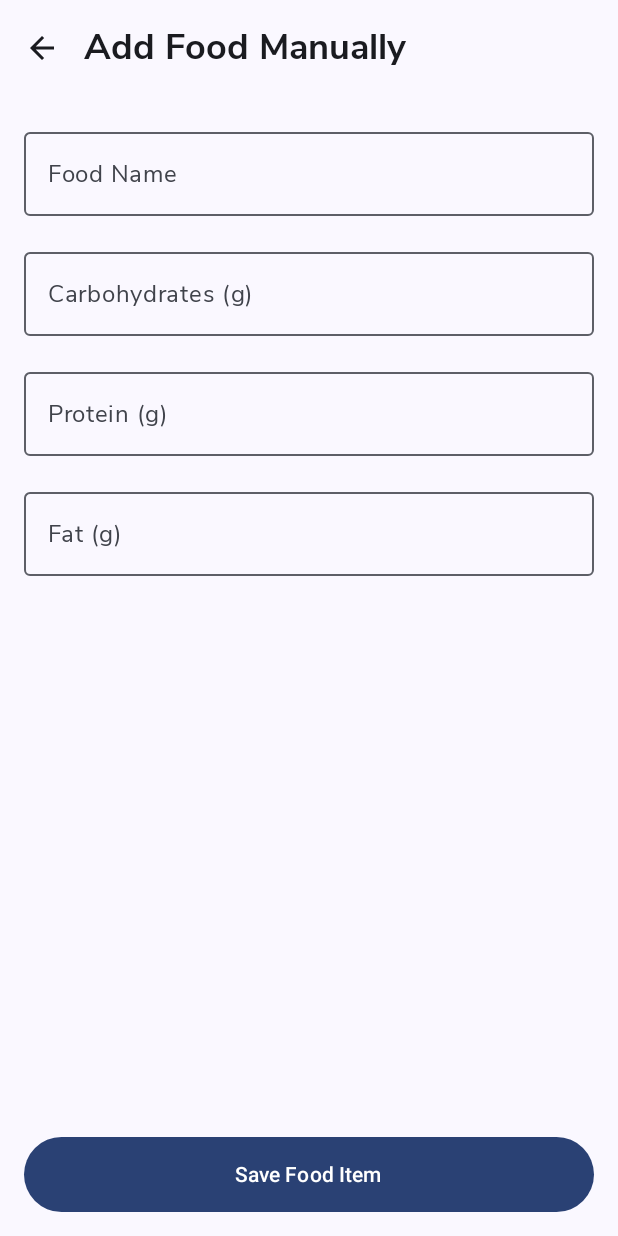
After one commit to sinichi449/NutritientTracker, an Android app built with Jetpack Compose: the composable AddFoodScreen shown on its own in the app's theme, on a phone screen of 412 x 824 dp. The commit adds this screen. Run offline under Robolectric (Android 15) with nearby library versions, the phone set to English and light mode, and no system bars.

Commit message:
functional add manual food item

```diff
--- a/app/src/main/java/net/sinichi/nutritienttracker/presentation/ui/States.kt
+++ b/app/src/main/java/net/sinichi/nutritienttracker/presentation/states/HomeStates.kt
@@ -1,4 +1,4 @@
-package net.sinichi.nutritienttracker.presentation.ui
+package net.sinichi.nutritienttracker.presentation.states
 
 import net.sinichi.nutritienttracker.core.entities.MacroNutrientInfo
 import net.sinichi.nutritienttracker.core.entities.RecentFoodItems
@@ -11,3 +11,11 @@ data class HomeUiState(
     val recentFoods: List<RecentFoodItems> = emptyList(),
     val isLoading: Boolean = true
 )
+
+// Data class to hold the state of the input fields
+data class AddFoodUiState(
+    val name: String = "",
+    val carbs: String = "",
+    val protein: String = "",
+    val fat: String = ""
+)
--- /dev/null
+++ b/app/src/main/java/net/sinichi/nutritienttracker/presentation/ui/screens/AddFoodScreen.kt
@@ -0,0 +1,101 @@
+package net.sinichi.nutritienttracker.presentation.ui.screens
+
+import androidx.compose.foundation.layout.Arrangement
+import androidx.compose.foundation.layout.Column
+import androidx.compose.foundation.layout.Spacer
+import androidx.compose.foundation.layout.fillMaxSize
+import androidx.compose.foundation.layout.fillMaxWidth
+import androidx.compose.foundation.layout.height
+import androidx.compose.foundation.layout.padding
+import androidx.compose.foundation.text.KeyboardOptions
+import androidx.compose.material.icons.Icons
+import androidx.compose.material.icons.automirrored.filled.ArrowBack
+import androidx.compose.material3.Button
+import androidx.compose.material3.ExperimentalMaterial3Api
+import androidx.compose.material3.Icon
+import androidx.compose.material3.IconButton
+import androidx.compose.material3.OutlinedTextField
+import androidx.compose.material3.Scaffold
+import androidx.compose.material3.Text
+import androidx.compose.material3.TopAppBar
+import androidx.compose.runtime.Composable
+import androidx.compose.ui.Modifier
+import androidx.compose.ui.text.input.KeyboardType
+import androidx.compose.ui.unit.dp
+import net.sinichi.nutritienttracker.presentation.states.AddFoodUiState
+
+@OptIn(ExperimentalMaterial3Api::class)
+@Composable
+fun AddFoodScreen(
+    uiState: AddFoodUiState,
+    onNameChange: (String) -> Unit,
+    onCarbsChange: (String) -> Unit,
+    onProteinChange: (String) -> Unit,
+    onFatChange: (String) -> Unit,
+    onSaveClick: () -> Unit,
+    onNavigateBack: () -> Unit
+) {
+    Scaffold(
+        topBar = {
+            TopAppBar(
+                title = { Text("Add Food Manually") },
+                navigationIcon = {
+                    IconButton(onClick = onNavigateBack) {
+                        Icon(
+                            imageVector = Icons.AutoMirrored.Filled.ArrowBack,
+                            contentDescription = "Back"
+                        )
+                    }
+                }
+            )
+        }
+    ) { paddingValues ->
+        Column(
+            modifier = Modifier
+                .padding(paddingValues)
+                .padding(16.dp)
+                .fillMaxSize(),
+            verticalArrangement = Arrangement.spacedBy(16.dp)
+        ) {
+            OutlinedTextField(
+                value = uiState.name,
+                onValueChange = onNameChange,
+                label = { Text("Food Name") },
+                modifier = Modifier.fillMaxWidth()
+            )
+            OutlinedTextField(
+                value = uiState.carbs,
+                onValueChange = onCarbsChange,
+                label = { Text("Carbohydrates (g)") },
+                keyboardOptions = KeyboardOptions(keyboardType = KeyboardType.Number),
+                modifier = Modifier.fillMaxWidth()
+            )
+            OutlinedTextField(
+                value = uiState.protein,
+                onValueChange = onProteinChange,
+                label = { Text("Protein (g)") },
+                keyboardOptions = KeyboardOptions(keyboardType = KeyboardType.Number),
+                modifier = Modifier.fillMaxWidth()
+            )
+            OutlinedTextField(
+                value = uiState.fat,
+                onValueChange = onFatChange,
+                label = { Text("Fat (g)") },
+                keyboardOptions = KeyboardOptions(keyboardType = KeyboardType.Number),
+                modifier = Modifier.fillMaxWidth()
+            )
+            Spacer(modifier = Modifier.weight(1f))
+            Button(
+                onClick = {
+                    onSaveClick()
+                    onNavigateBack()
+                },
+                modifier = Modifier
+                    .fillMaxWidth()
+                    .height(50.dp)
+            ) {
+                Text("Save Food Item")
+            }
+        }
+    }
+}
--- a/app/src/main/java/net/sinichi/nutritienttracker/presentation/viewmodels/HomeViewModel.kt
+++ b/app/src/main/java/net/sinichi/nutritienttracker/presentation/viewmodels/HomeViewModel.kt
@@ -9,7 +9,7 @@ import kotlinx.coroutines.flow.stateIn
 import net.sinichi.nutritienttracker.core.data.FoodRepository
 import net.sinichi.nutritienttracker.core.entities.MacroNutrientInfo
 import net.sinichi.nutritienttracker.core.entities.RecentFoodItems.Companion.toRecentFoodItems
-import net.sinichi.nutritienttracker.presentation.ui.HomeUiState
+import net.sinichi.nutritienttracker.presentation.states.HomeUiState
 
 class HomeViewModel(
     private val repository: FoodRepository
```
Also changed, not shown: app/src/main/java/net/sinichi/nutritienttracker/presentation/MainActivity.kt (+40 -13 lines), app/src/main/java/net/sinichi/nutritienttracker/presentation/ui/screens/HomeScreen.kt (+7 -4 lines), app/src/main/java/net/sinichi/nutritienttracker/presentation/viewmodels/AddFoodViewModel.kt (added, +49 -0 lines), app/src/main/java/net/sinichi/nutritienttracker/presentation/viewmodels/ViewModelFactory.kt (+5 -2 lines).
